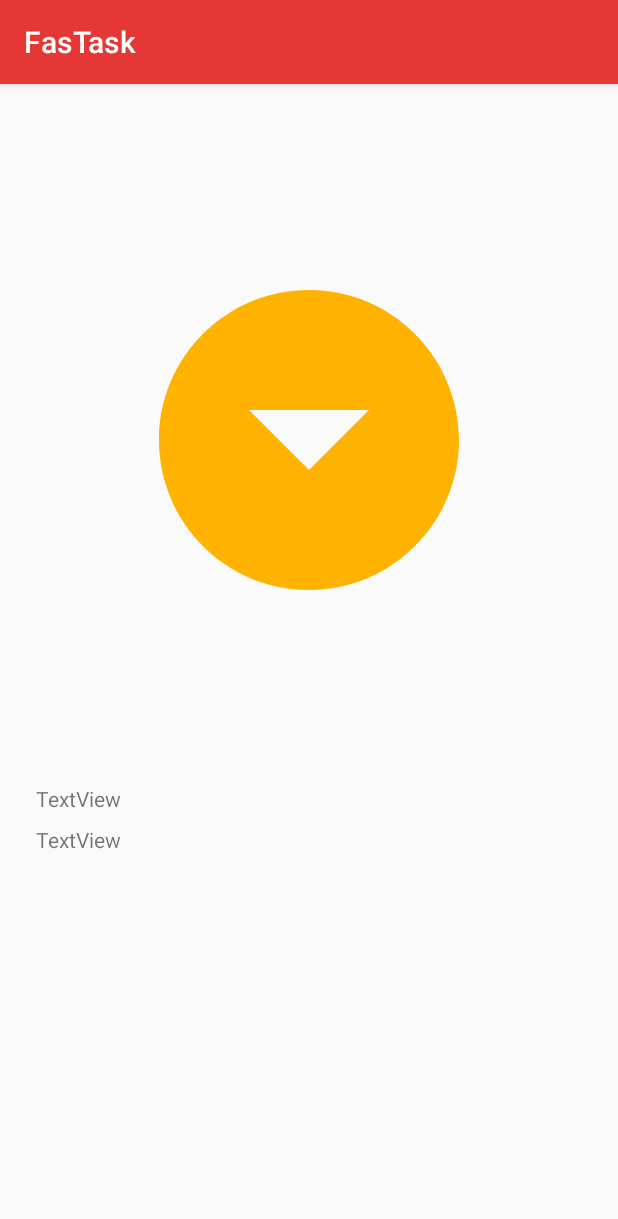
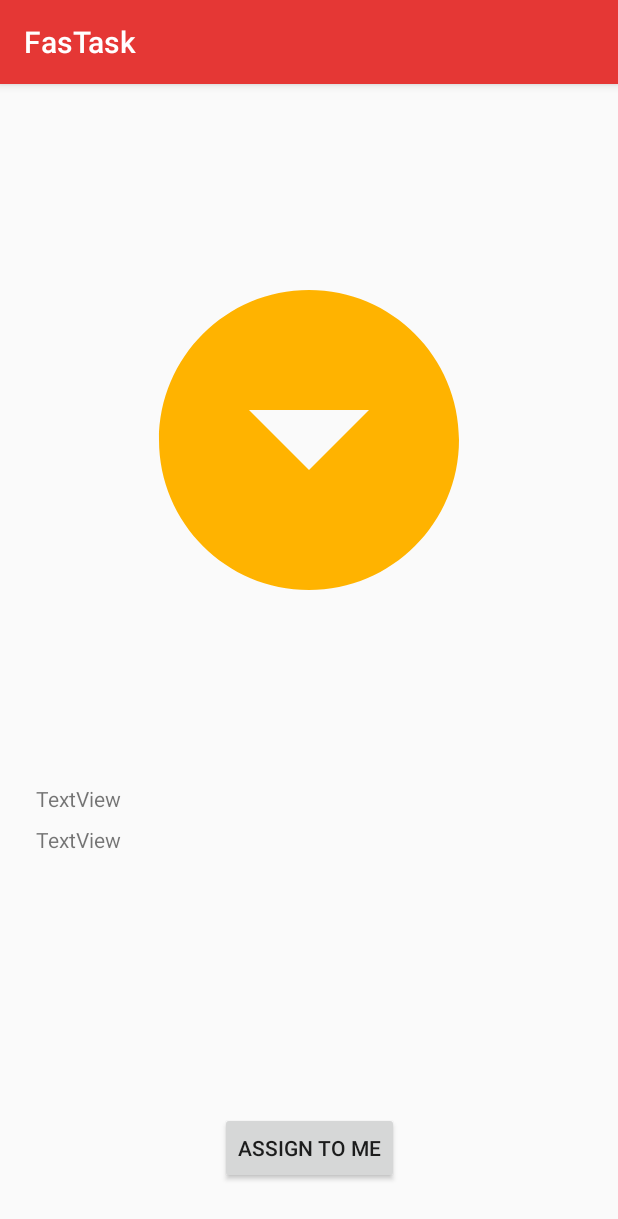
Before and after one commit to balticrobo/fastask-android, an Android app: the TaskDetailsActivity screen opened directly, with no data from a screen before it, on a phone screen of 412 x 824 dp. Shown: the top 1219 px of the screen. Run offline under Robolectric (Android 15) with nearby library versions, the phone set to English and light mode, and no system bars; network calls fail.

```diff
--- /dev/null
+++ b/app/src/main/java/com/example/katarzyna/fastask/activity/ReportedTaskDetailsActivity.kt
@@ -0,0 +1,6 @@
+package com.example.katarzyna.fastask.activity
+
+import android.support.v7.app.AppCompatActivity
+
+class ReportedTaskDetailsActivity : AppCompatActivity() {
+}
--- a/app/src/main/java/com/example/katarzyna/fastask/activity/TaskDetailsActivity.kt
+++ b/app/src/main/java/com/example/katarzyna/fastask/activity/TaskDetailsActivity.kt
@@ -4,7 +4,7 @@ import android.support.v7.app.AppCompatActivity
 import android.os.Bundle
 import com.example.katarzyna.fastask.R
 
-class TaskDetailsActivity : AppCompatActivity() {
+class TaskDetailsActivity :  AppCompatActivity() {
 
     override fun onCreate(savedInstanceState: Bundle?) {
         super.onCreate(savedInstanceState)
--- a/app/src/main/res/layout/activity_task_details.xml
+++ b/app/src/main/res/layout/activity_task_details.xml
@@ -50,5 +50,20 @@
             android:text="TextView"
             app:layout_constraintStart_toStartOf="parent"
             app:layout_constraintTop_toBottomOf="@+id/action" />
+
+        <Button
+            android:id="@+id/assign_to_me"
+            android:layout_width="wrap_content"
+            android:layout_height="wrap_content"
+            android:layout_marginBottom="8dp"
+            android:layout_marginEnd="8dp"
+            android:layout_marginStart="8dp"
+            android:layout_marginTop="8dp"
+            android:text="@string/assign_to_me"
+            app:layout_constraintBottom_toBottomOf="parent"
+            app:layout_constraintEnd_toEndOf="parent"
+            app:layout_constraintStart_toStartOf="parent"
+            app:layout_constraintTop_toBottomOf="@+id/textView2"
+            app:layout_constraintVertical_bias="0.896" />
     </android.support.constraint.ConstraintLayout>
 </android.support.constraint.ConstraintLayout>
--- a/app/src/main/res/values/strings.xml
+++ b/app/src/main/res/values/strings.xml
@@ -4,4 +4,5 @@
     <string name="all_tasks">all task</string>
     <string name="reserved_tasks">reserved</string>
     <string name="reported_tasks">reported</string>
+    <string name="assign_to_me">assign to me</string>
 </resources>
```
Also changed, not shown: app/src/main/java/com/example/katarzyna/fastask/activity/alltask/TaskAdapter.kt (+13 -0 lines), app/src/main/java/com/example/katarzyna/fastask/model/Task.kt (+76 -9 lines), 1 other file.
